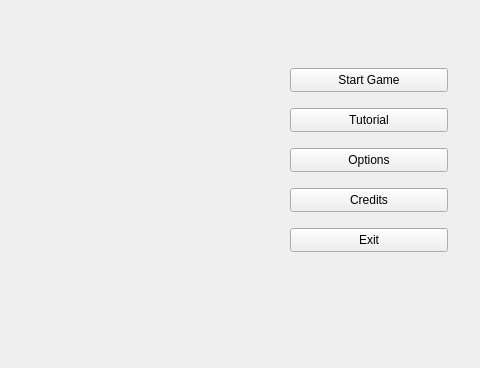
This is data/screens/mainmenuscreen.ui in AsuraDiso/Dice-or-Die as Qt 5 draws it before an edit; both pictures show x 320 to 800 and y 82 to 450 of the 800 by 450 pixel window. The edited form follows.
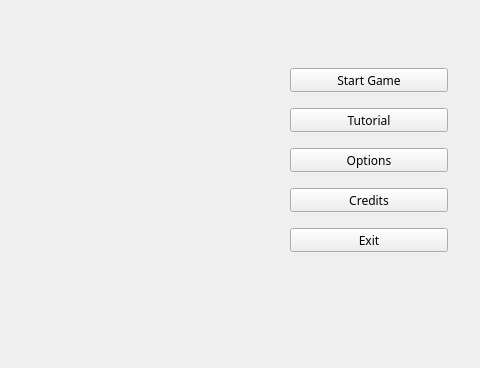
This is the edited form. Icons and pictures are not drawn. Custom widgets are drawn as their Qt base class.

Commit message: almost finished fight screen

```diff
--- a/data/screens/mainmenuscreen.ui
+++ b/data/screens/mainmenuscreen.ui
@@ -47,6 +47,11 @@
      <height>24</height>
     </rect>
    </property>
+   <property name="font">
+    <font>
+     <family>Segoe Script</family>
+    </font>
+   </property>
    <property name="text">
     <string>Exit</string>
    </property>
@@ -60,6 +65,11 @@
      <height>24</height>
     </rect>
    </property>
+   <property name="font">
+    <font>
+     <family>Segoe Script</family>
+    </font>
+   </property>
    <property name="text">
     <string>Credits</string>
    </property>
@@ -73,6 +83,11 @@
      <height>24</height>
     </rect>
    </property>
+   <property name="font">
+    <font>
+     <family>Segoe Script</family>
+    </font>
+   </property>
    <property name="text">
     <string>Options</string>
    </property>
@@ -86,6 +101,11 @@
      <height>24</height>
     </rect>
    </property>
+   <property name="font">
+    <font>
+     <family>Segoe Script</family>
+    </font>
+   </property>
    <property name="text">
     <string>Tutorial</string>
    </property>
@@ -99,22 +119,27 @@
      <height>24</height>
     </rect>
    </property>
+   <property name="font">
+    <font>
+     <family>Segoe Script</family>
+    </font>
+   </property>
    <property name="text">
     <string>Start Game</string>
    </property>
   </widget>
  </widget>
  <customwidgets>
-  <customwidget>
-   <class>Button</class>
-   <extends>QPushButton</extends>
-   <header>data/widgets/button.h</header>
-  </customwidget>
   <customwidget>
    <class>TextImage</class>
    <extends>QLabel</extends>
    <header>data/widgets/textimage.h</header>
   </customwidget>
+  <customwidget>
+   <class>Button</class>
+   <extends>QPushButton</extends>
+   <header>data/widgets/button.h</header>
+  </customwidget>
  </customwidgets>
  <resources>
   <include location="../assets.qrc"/>
```
The commit also changes 5 other files.
